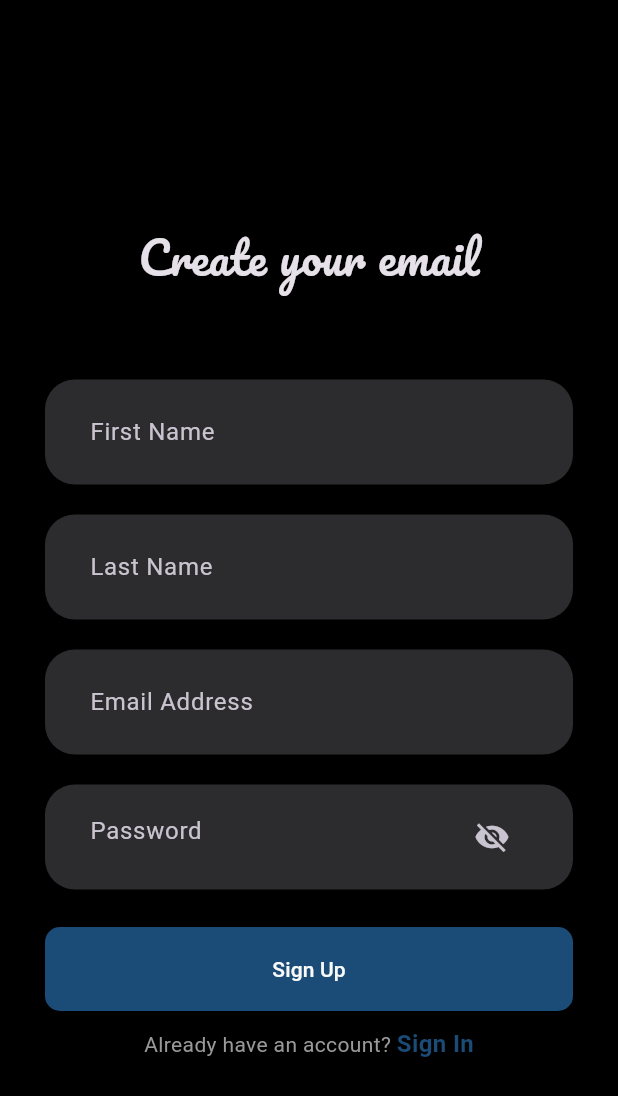
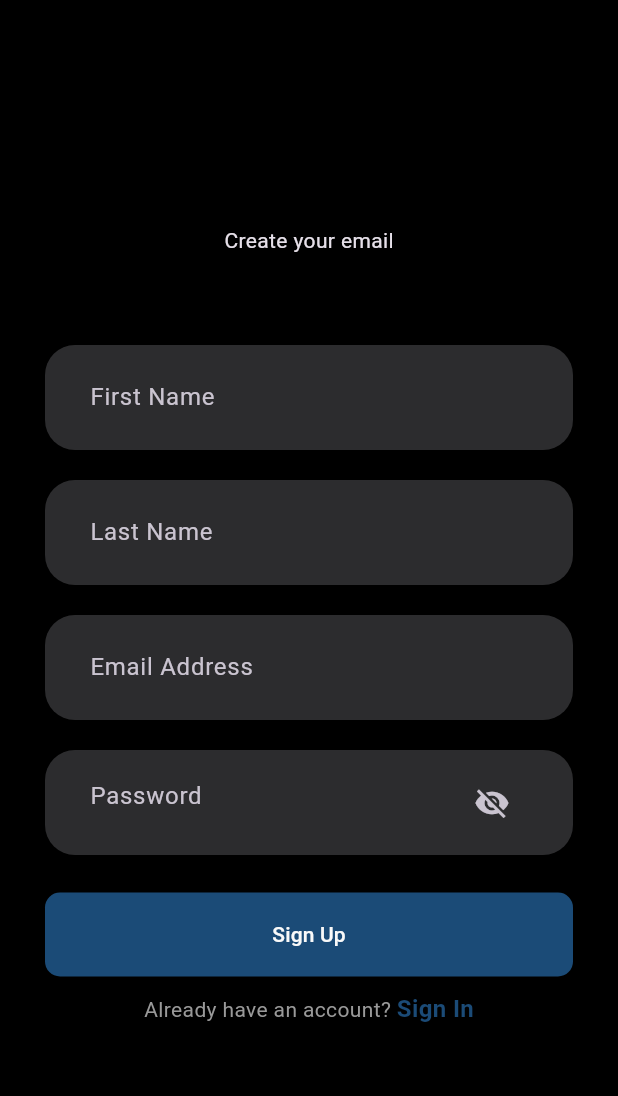
Before and after one commit to ahmdZhran/instagram_clone, a Flutter app: the SignInView screen opened by its route, after a tap on an icon or button, on a phone screen of 412 x 824 dp. Shown: the top 1096 px of the screen. Run offline on Flutter 3.47's test engine with Material 3 defaults, Android fonts, the phone set to English and light mode, and no system bars; our stand-ins replace go_router.

```diff
--- a/lib/core/widgets/custom_head_text_widget.dart
+++ b/lib/core/widgets/custom_head_text_widget.dart
@@ -1,18 +1,18 @@
 import 'package:flutter/material.dart';
 
-import '../utls/text_styles.dart';
-
-class CusotmHeadTextWidget extends StatelessWidget {
-  const CusotmHeadTextWidget({
+class CustomHeadText extends StatelessWidget {
+  const CustomHeadText({
     super.key,
     required this.text,
+    this.style,
   });
   final String text;
+  final TextStyle? style;
   @override
   Widget build(BuildContext context) {
     return Text(
       text,
-      style: CustomTextStyles.pacifico50Style,
+      style: style,
     );
   }
 }
--- a/lib/features/auth/presentaion/views/sign_in.dart
+++ b/lib/features/auth/presentaion/views/sign_in.dart
@@ -17,8 +17,8 @@ class SignInView extends StatelessWidget {
           child: Column(
             children: [
               const SizedBox(height: 150),
-              const CusotmHeadTextWidget(text: AppStrings.headInstagramTitle),
-              const SizedBox(height: 50),
+              const CustomHeadText(text: AppStrings.headInstagramTitle),
+              const SizedBox(height: 30),
               const CustomFormSignIn(),
               const SizedBox(height: 10),
               IsHaveAnAccountWidget(
--- a/lib/features/auth/presentaion/views/sign_up.dart
+++ b/lib/features/auth/presentaion/views/sign_up.dart
@@ -17,7 +17,7 @@ class SignUpView extends StatelessWidget {
           child: Column(
             children: [
               const SizedBox(height: 150),
-              const CusotmHeadTextWidget(
+              const CustomHeadText(
                 text: AppStrings.createYourEmail,
               ),
               const SizedBox(height: 50),
```
